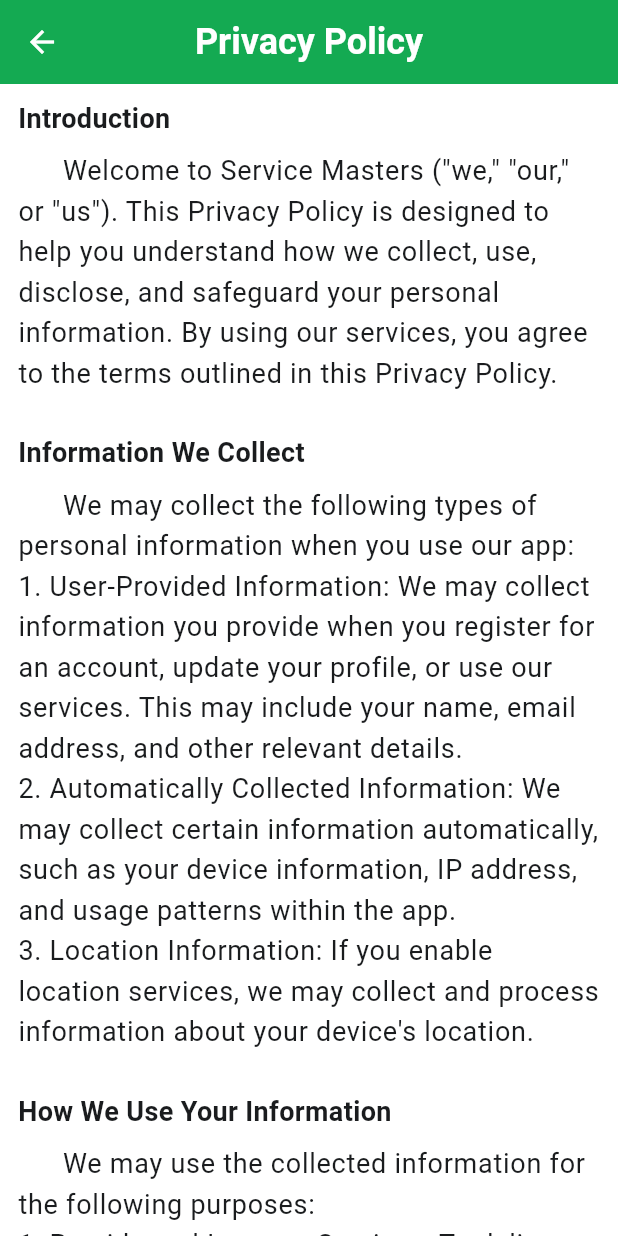
After one commit to Awesomewsdm/service_masters, a Flutter app: the PrivacyPolicyScreen screen opened by its route, on a phone screen of 412 x 824 dp. The commit adds this screen. Run offline on Flutter 3.47's test engine with Material 3 defaults, Android fonts, the phone set to English and light mode, and no system bars; our stand-ins replace auto_route, chat_bubbles, cloud_firestore, equatable, firebase_auth, firebase_core and 25 more; missing offline and left inert: agora_rtc_engine, flutter_google_maps_webservices; accounts and stored records are empty; generated files the repository leaves out were written again; statements that could not run were skipped.

Commit message:
Update code formatting and fix minor bugs

```diff
--- a/lib/common/barrels.dart
+++ b/lib/common/barrels.dart
@@ -77,13 +77,13 @@ export "package:service_masters/common/utils/constants/constants.dart";
 export "package:service_masters/common/utils/constants/image_strings.dart";
 export "package:service_masters/dashboard/view/dashboard_screen.dart";
 export "package:service_masters/data/bloc/favorite_services_cubit/favorite_services_cubit.dart";
+export "package:service_masters/data/bloc/image_upload_bloc/image_helper.dart";
 export "package:service_masters/data/bloc/image_upload_bloc/image_upload_bloc.dart";
 export "package:service_masters/data/bloc/user_name/user_name_bloc.dart";
 export "package:service_masters/data/cache/cache.dart";
 export "package:service_masters/data/exceptions/login_with_email_failure.dart";
 export "package:service_masters/data/exceptions/login_with_google_failure.dart";
 export "package:service_masters/data/exceptions/signi_up_with_email_failure.dart";
-export "package:service_masters/data/image_helper.dart";
 export "package:service_masters/data/models/category/category.model.dart";
 export "package:service_masters/data/models/customer/customer.dart";
 export "package:service_masters/data/models/form_inputs/confirm_password_model.dart";
--- /dev/null
+++ b/lib/data/bloc/image_upload_bloc/image_upload_bloc.dart
@@ -0,0 +1,9 @@
+import "package:service_masters/common/barrels.dart";
+
+part "image_upload_bloc.freezed.dart";
+part "image_upload_state.dart";
+part "image_upload_event.dart";
+
+class ImageUploadBloc extends Bloc<ImageUploadEvent, ImageUploadState> {
+  ImageUploadBloc() : super(const ImageUploadState());
+}
--- /dev/null
+++ b/lib/data/bloc/image_upload_bloc/image_upload_event.dart
@@ -0,0 +1,10 @@
+part of "image_upload_bloc.dart";
+
+@freezed
+class ImageUploadEvent with _$ImageUploadEvent {
+  const factory ImageUploadEvent.getImageFromGallery(String imagePath) =
+      _GetImageFromGallery;
+  const factory ImageUploadEvent.getImageFromCamera(String imagePath) =
+      _GetImageFromCamera;
+  const factory ImageUploadEvent.cropImage(String imagePath) = _CropImage;
+}
--- /dev/null
+++ b/lib/data/bloc/image_upload_bloc/image_upload_state.dart
@@ -0,0 +1,8 @@
+part of "image_upload_bloc.dart";
+
+@freezed
+class ImageUploadState with _$ImageUploadState {
+  const factory ImageUploadState({
+    @Default(ImageUploadStatus.initial) ImageUploadStatus status,
+  }) = _ImageUploadState;
+}
--- /dev/null
+++ b/lib/privacy_policy/components/privacy_section.dart
@@ -0,0 +1,29 @@
+import "package:service_masters/common/barrels.dart";
+
+class PrivacyPolicySection extends StatelessWidget {
+  const PrivacyPolicySection({
+    required this.sectionTitle,
+    required this.sectionContent,
+    super.key,
+  });
+  final String sectionTitle;
+  final String sectionContent;
+
+  @override
+  Widget build(BuildContext context) {
+    return Column(
+      crossAxisAlignment: CrossAxisAlignment.start,
+      children: [
+        Text(
+          sectionTitle,
+          style: const TextStyle(fontSize: 18, fontWeight: FontWeight.bold),
+        ),
+        const SizedBox(height: 8),
+        Text(
+          sectionContent,
+          style: context.textTheme.bodyLarge,
+        ),
+      ],
+    );
+  }
+}
--- /dev/null
+++ b/lib/privacy_policy/view/privacy_policy_screen.dart
@@ -0,0 +1,88 @@
+import "package:service_masters/common/barrels.dart";
+
+@RoutePage()
+class PrivacyPolicyScreen extends StatelessWidget {
+  const PrivacyPolicyScreen();
+
+  @override
+  Widget build(BuildContext context) {
+    return Scaffold(
+      appBar: AppBar(
+        title: const Text("Privacy Policy"),
+        centerTitle: true,
+      ),
+      body: const Padding(
+        padding: EdgeInsets.symmetric(horizontal: 12.0),
+        child: SingleChildScrollView(
+          child: Column(
+            crossAxisAlignment: CrossAxisAlignment.start,
+            children: [
+              Gap(10),
+              PrivacyPolicySection(
+                sectionTitle: "Introduction",
+                sectionContent: """
+      Welcome to Service Masters ("we," "our," or "us"). This Privacy Policy is designed to help you understand how we collect, use, disclose, and safeguard your personal information. By using our services, you agree to the terms outlined in this Privacy Policy.
+                """,
+              ),
+              PrivacyPolicySection(
+                sectionTitle: "Information We Collect",
+                sectionContent: """
+      We may collect the following types of personal information when you use our app:
+1. User-Provided Information: We may collect information you provide when you register for an account, update your profile, or use our services. This may include your name, email address, and other relevant details.
+2. Automatically Collected Information: We may collect certain information automatically, such as your device information, IP address, and usage patterns within the app.
+3. Location Information: If you enable location services, we may collect and process information about your device's location.
+                """,
+              ),
+              PrivacyPolicySection(
+                sectionTitle: "How We Use Your Information",
+                sectionContent: """
+      We may use the collected information for the following purposes:
+1. Provide and Improve Services: To deliver and enhance the functionality of our services.
+2. Communication: To communicate with you, respond to inquiries, and send important updates.
+3. Personalization: To personalize your experience and provide content tailored to your preferences.
+4. Analytics: To analyze usage patterns, troubleshoot issues, and improve the overall user experience.
+                """,
+              ),
+              PrivacyPolicySection(
+                sectionTitle: "Information Sharing",
+                sectionContent: """
+      We do not sell, trade, or otherwise transfer your personal information to outside parties. However, we may share your information with trusted third parties who assist us in operating our app, conducting our business, or servicing you, provided that such parties agree to keep this information confidential.
+                """,
+              ),
+              PrivacyPolicySection(
+                sectionTitle: "Security",
+                sectionContent: """
+      We implement reasonable security measures to protect your personal information from unauthorized access, alteration, disclosure, or destruction.
+                """,
+              ),
+              PrivacyPolicySection(
+                sectionTitle: "Your Choices",
+                sectionContent: """
+      You may opt-out of certain data collection and use by adjusting your device settings. However, please note that some features of the app may be affected.
+                """,
+              ),
+              PrivacyPolicySection(
+                sectionTitle: "Children's Privacy",
+                sectionContent: """
+      Our services are not intended for users under the age of 13. We do not knowingly collect or solicit personal information from children.
+                """,
+              ),
+              PrivacyPolicySection(
+                sectionTitle: "Changes to this Privacy Policy",
+                sectionContent: """
+      We may update our Privacy Policy from time to time. We will notify you of any changes by posting the new Privacy Policy on this page.
+                """,
+              ),
+              PrivacyPolicySection(
+                sectionTitle: "Contact Us",
+                sectionContent: """
+      If you have any questions or concerns about our Privacy Policy, please contact us at [your contact email].
+                """,
+              ),
+            ],
+          ),
+        ),
+      ),
+    );
+  }
+}
```
Also changed, not shown: lib/data/bloc/image_upload_bloc/image_helper.dart (added, +57 -0 lines).
